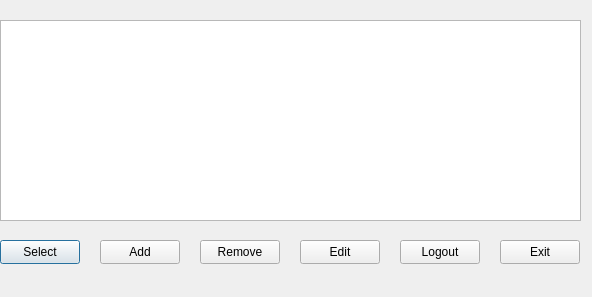
The window that BudgetManagementQtVS/BudgetManagementQtVS/ProfileDialogView.ui (Greexoff/Budget-Management-App) describes before a commit, drawn with Qt 5.
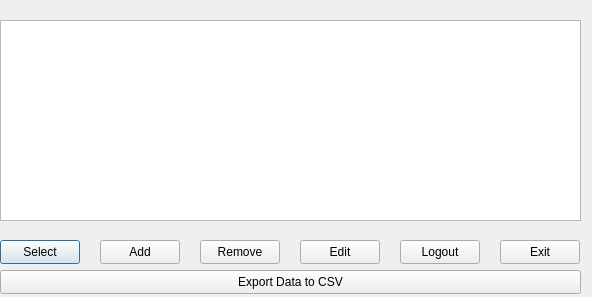
The same window after the commit.

```diff
--- a/BudgetManagementQtVS/BudgetManagementQtVS/ProfileDialogView.ui
+++ b/BudgetManagementQtVS/BudgetManagementQtVS/ProfileDialogView.ui
@@ -88,6 +88,19 @@
     <string>Edit</string>
    </property>
   </widget>
+  <widget class="QPushButton" name="buttonExport">
+   <property name="geometry">
+    <rect>
+     <x>0</x>
+     <y>270</y>
+     <width>581</width>
+     <height>24</height>
+    </rect>
+   </property>
+   <property name="text">
+    <string>Export Data to CSV</string>
+   </property>
+  </widget>
   <widget class="QPushButton" name="logoutButton">
    <property name="geometry">
     <rect>
```
